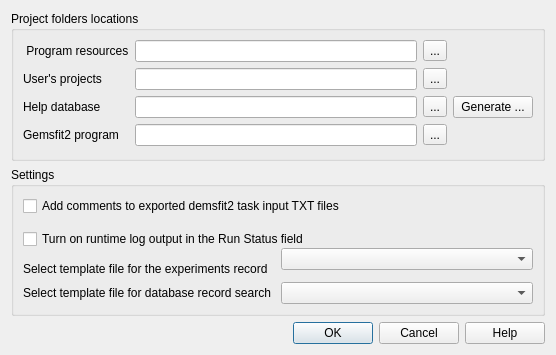
Above: gfshell2/dialogs/PreferencesDialog.ui from gemshub/gemsfits before the change. Below: the same form after it.
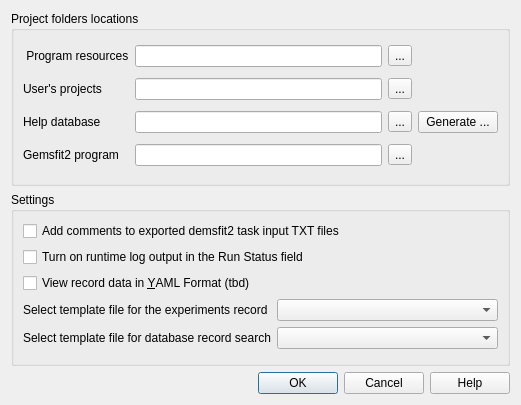
That is the form after the change. Icons and pictures are not drawn.

Commit message: Moved view YAML and show last edited record when switch task/elements

Patch:
```diff
--- a/gfshell2/dialogs/PreferencesDialog.ui
+++ b/gfshell2/dialogs/PreferencesDialog.ui
@@ -6,8 +6,8 @@
    <rect>
     <x>0</x>
     <y>0</y>
-    <width>556</width>
-    <height>355</height>
+    <width>521</width>
+    <height>405</height>
    </rect>
   </property>
   <property name="windowTitle">
@@ -115,15 +115,19 @@
         </property>
        </widget>
       </item>
-      <item row="1" column="0" rowspan="2" colspan="2">
+      <item row="1" column="0" colspan="2">
        <widget class="QCheckBox" name="turnoff">
         <property name="text">
          <string>Turn on runtime log output in the Run Status field </string>
         </property>
        </widget>
       </item>
-      <item row="2" column="1" rowspan="2">
-       <widget class="QComboBox" name="experimentsBox"/>
+      <item row="2" column="0" colspan="2">
+       <widget class="QCheckBox" name="yamlBox">
+        <property name="text">
+         <string>View record data in &amp;YAML Format (tbd)</string>
+        </property>
+       </widget>
       </item>
       <item row="3" column="0">
        <widget class="QLabel" name="label_4">
@@ -132,6 +136,9 @@
         </property>
        </widget>
       </item>
+      <item row="3" column="1">
+       <widget class="QComboBox" name="experimentsBox"/>
+      </item>
       <item row="4" column="0">
        <widget class="QLabel" name="label_6">
         <property name="text">
```
